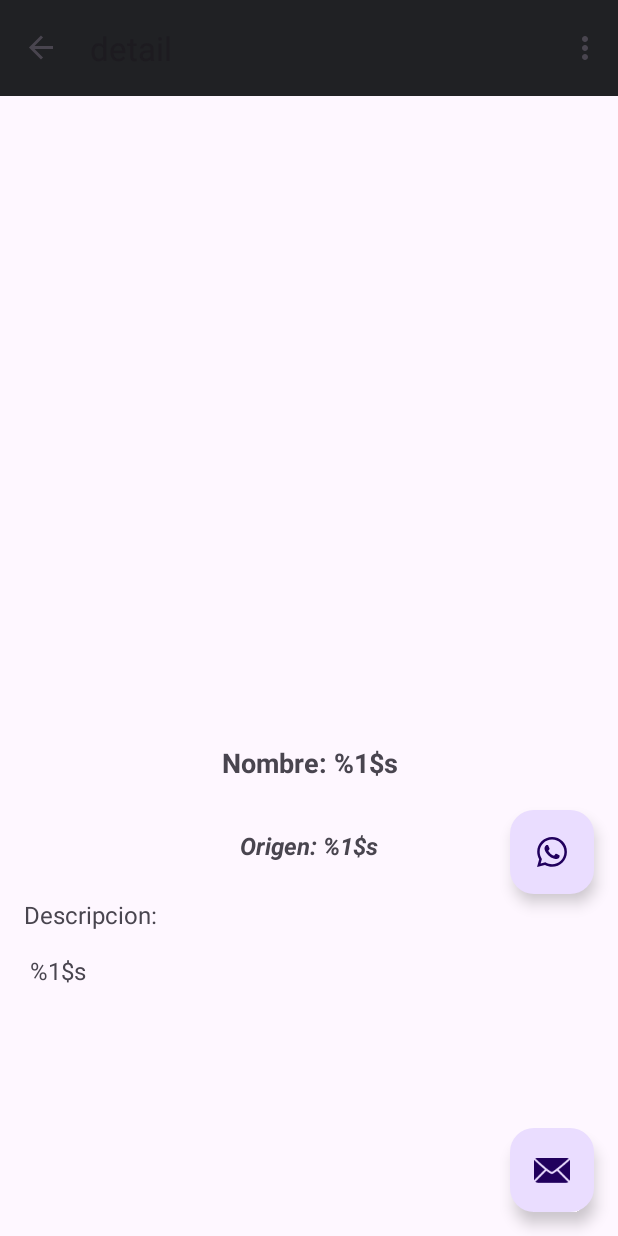
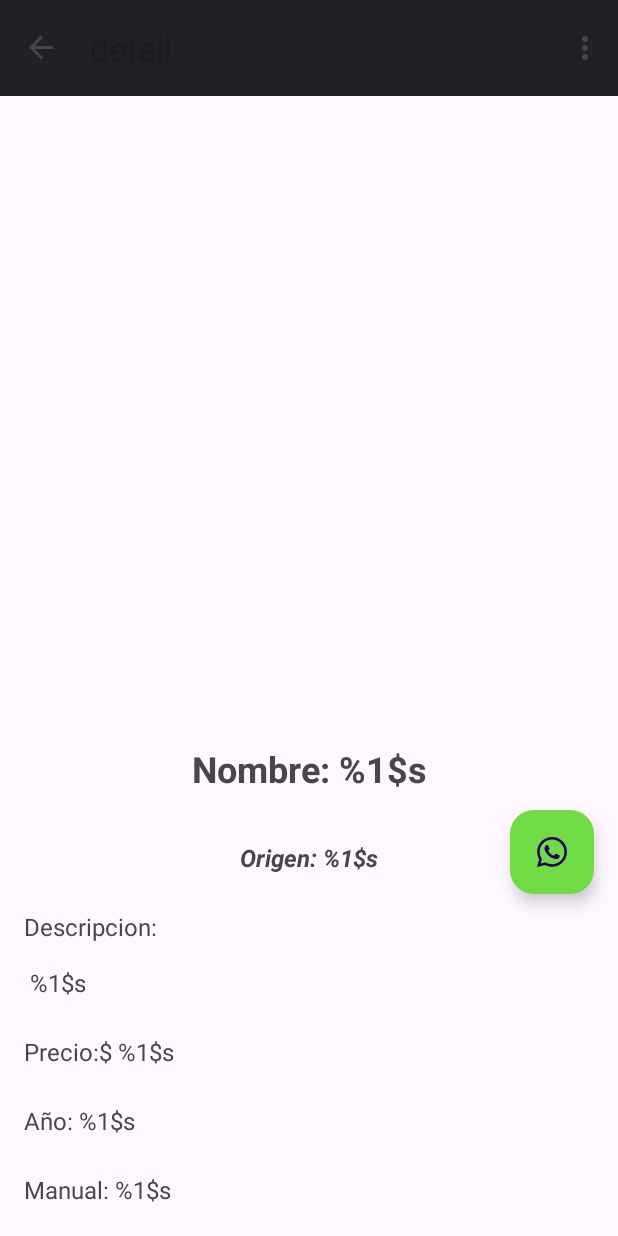
Before and after one commit to lalotronic/Android_Instrumentos, an Android app: the SecondFragment screen opened through its navigation route, on a phone screen of 412 x 824 dp. Run offline under Robolectric (Android 15) with nearby library versions, the light colour scheme and no system bars; our stand-ins replace Room's generated code, navigation-ui; pictures from the network do not load.

Commit message:
primera subida2

```diff
--- a/app/src/main/AndroidManifest.xml
+++ b/app/src/main/AndroidManifest.xml
@@ -7,9 +7,9 @@
         android:allowBackup="true"
         android:dataExtractionRules="@xml/data_extraction_rules"
         android:fullBackupContent="@xml/backup_rules"
-        android:icon="@mipmap/ic_launcher"
+        android:icon="@drawable/music_shop"
         android:label="@string/app_name"
-        android:roundIcon="@mipmap/ic_launcher_round"
+        android:roundIcon="@drawable/music_shopp"
         android:supportsRtl="true"
         android:theme="@style/Theme.PLANT_039"
         tools:targetApi="31">
--- a/app/src/main/java/com/example/plant_039/Model/Local/Entitys/FlowerDetails.kt
+++ b/app/src/main/java/com/example/plant_039/Model/Local/Entitys/FlowerDetails.kt
@@ -2,6 +2,7 @@ package com.example.plant_039.Model.Local.Entitys
 
 import androidx.room.Entity
 import androidx.room.PrimaryKey
+import com.google.gson.annotations.SerializedName
 
 @Entity(tableName = "Details_Flowers")
 data class FlowerDetails(
@@ -11,6 +12,8 @@ data class FlowerDetails(
     val origen: String,
     val imagenLink: String,
     val descripcion: String,
-    val precio : Float,
+    @SerializedName("Año_creacion")
+    val anioCreacion: Int,
+    val precio : Int,
     val manual : Boolean
 )
--- a/app/src/main/java/com/example/plant_039/Model/Local/Mapper.kt
+++ b/app/src/main/java/com/example/plant_039/Model/Local/Mapper.kt
@@ -14,6 +14,7 @@ fun fromInternetListFlowers(flowerList: List<ListFlowers>): List<FlowerList> {
             origen = it.origen,
             imagenLink = it.imagenLink,
             descripcion = it.descripcion,
+            anioCreacion = it.anioCreacion,
             precio = it.precio,
             manual = it.manual
         )
@@ -29,6 +30,7 @@ fun fromInternetDetailsFlowers(detailsFlower: DetailsFlower): FlowerDetails {
         origen = detailsFlower.origen,
         imagenLink = detailsFlower.imagenLink,
         descripcion = detailsFlower.descripcion,
+        anioCreacion = detailsFlower.anioCreacion,
         precio = detailsFlower.precio,
         manual = detailsFlower.manual
     )
--- a/app/src/main/java/com/example/plant_039/View/MainActivity.kt
+++ b/app/src/main/java/com/example/plant_039/View/MainActivity.kt
@@ -29,11 +29,11 @@ class MainActivity : AppCompatActivity() {
         appBarConfiguration = AppBarConfiguration(navController.graph)
         setupActionBarWithNavController(navController, appBarConfiguration)
 
-        binding.fab.setOnClickListener { view ->
+/*        binding.fab.setOnClickListener { view ->
             Snackbar.make(view, "Replace with your own action", Snackbar.LENGTH_LONG)
                 .setAction("Action", null)
                 .setAnchorView(R.id.fab).show()
-        }
+        }*/
     }
 
     override fun onCreateOptionsMenu(menu: Menu): Boolean {
--- a/app/src/main/res/drawable/whatsapp.xml
+++ b/app/src/main/res/drawable/whatsapp.xml
@@ -4,6 +4,6 @@
     android:viewportWidth="24"
     android:viewportHeight="24">
   <path
-      android:fillColor="#FF000000"
+      android:fillColor="#FFFFFF"
       android:pathData="M12.04,2C6.58,2 2.13,6.45 2.13,11.91C2.13,13.66 2.59,15.36 3.45,16.86L2.05,22L7.3,20.62C8.75,21.41 10.38,21.83 12.04,21.83C17.5,21.83 21.95,17.38 21.95,11.92C21.95,9.27 20.92,6.78 19.05,4.91C17.18,3.03 14.69,2 12.04,2M12.05,3.67C14.25,3.67 16.31,4.53 17.87,6.09C19.42,7.65 20.28,9.72 20.28,11.92C20.28,16.46 16.58,20.15 12.04,20.15C10.56,20.15 9.11,19.76 7.85,19L7.55,18.83L4.43,19.65L5.26,16.61L5.06,16.29C4.24,15 3.8,13.47 3.8,11.91C3.81,7.37 7.5,3.67 12.05,3.67M8.53,7.33C8.37,7.33 8.1,7.39 7.87,7.64C7.65,7.89 7,8.5 7,9.71C7,10.93 7.89,12.1 8,12.27C8.14,12.44 9.76,14.94 12.25,16C12.84,16.27 13.3,16.42 13.66,16.53C14.25,16.72 14.79,16.69 15.22,16.63C15.7,16.56 16.68,16.03 16.89,15.45C17.1,14.87 17.1,14.38 17.04,14.27C16.97,14.17 16.81,14.11 16.56,14C16.31,13.86 15.09,13.26 14.87,13.18C14.64,13.1 14.5,13.06 14.31,13.3C14.15,13.55 13.67,14.11 13.53,14.27C13.38,14.44 13.24,14.46 13,14.34C12.74,14.21 11.94,13.95 11,13.11C10.26,12.45 9.77,11.64 9.62,11.39C9.5,11.15 9.61,11 9.73,10.89C9.84,10.78 10,10.6 10.1,10.45C10.23,10.31 10.27,10.2 10.35,10.04C10.43,9.87 10.39,9.73 10.33,9.61C10.27,9.5 9.77,8.26 9.56,7.77C9.36,7.29 9.16,7.35 9,7.34C8.86,7.34 8.7,7.33 8.53,7.33Z"/>
 </vector>
--- a/app/src/main/res/layout/activity_main.xml
+++ b/app/src/main/res/layout/activity_main.xml
@@ -21,13 +21,13 @@
 
     <include layout="@layout/content_main" />
 
-    <com.google.android.material.floatingactionbutton.FloatingActionButton
+<!--    <com.google.android.material.floatingactionbutton.FloatingActionButton
         android:id="@+id/fab"
         android:layout_width="wrap_content"
         android:layout_height="wrap_content"
         android:layout_gravity="bottom|end"
         android:layout_marginEnd="@dimen/fab_margin"
         android:layout_marginBottom="16dp"
-        app:srcCompat="@android:drawable/ic_dialog_email" />
+        app:srcCompat="@android:drawable/ic_dialog_email" />-->
 
 </androidx.coordinatorlayout.widget.CoordinatorLayout>
--- a/app/src/main/res/layout/fragment_second.xml
+++ b/app/src/main/res/layout/fragment_second.xml
@@ -31,20 +31,20 @@
             android:layout_marginEnd="32dp"
             android:text="@string/NombreDetalles"
             android:textAlignment="center"
-            android:textSize="18sp"
+            android:textSize="24sp"
             android:textStyle="bold"
             app:layout_constraintEnd_toEndOf="parent"
             app:layout_constraintStart_toStartOf="parent"
             app:layout_constraintTop_toBottomOf="@+id/imageD" />
 
         <TextView
-            android:id="@+id/textTipoD"
+            android:id="@+id/textOrigenD"
             android:layout_width="wrap_content"
             android:layout_height="wrap_content"
             android:layout_marginStart="24dp"
             android:layout_marginTop="32dp"
             android:layout_marginEnd="24dp"
-            android:text="@string/TipoDetalles"
+            android:text="@string/OrigenDetalles"
             android:textAlignment="center"
             android:textSize="16sp"
             android:textStyle="bold|italic"
@@ -61,11 +61,48 @@
             android:layout_marginEnd="16dp"
             android:text="@string/DescripcionDetalles"
             android:textSize="16sp"
-            app:layout_constraintBottom_toBottomOf="parent"
             app:layout_constraintEnd_toEndOf="parent"
             app:layout_constraintStart_toStartOf="parent"
-            app:layout_constraintTop_toBottomOf="@id/textTipoD" />
+            app:layout_constraintTop_toBottomOf="@id/textOrigenD" />
 
+        <TextView
+            android:id="@+id/textPrecio"
+            android:layout_width="match_parent"
+            android:layout_height="wrap_content"
+            android:layout_marginStart="16dp"
+            android:layout_marginTop="24dp"
+            android:layout_marginEnd="16dp"
+            android:text="@string/PrecioRv"
+            android:textSize="16sp"
+            app:layout_constraintEnd_toEndOf="parent"
+            app:layout_constraintStart_toStartOf="parent"
+            app:layout_constraintTop_toBottomOf="@id/textDescripcionD" />
+
+        <TextView
+            android:id="@+id/textAnioCreacionE"
+            android:layout_width="match_parent"
+            android:layout_height="wrap_content"
+            android:layout_marginStart="16dp"
+            android:layout_marginTop="24dp"
+            android:layout_marginEnd="16dp"
+            android:text="@string/AnioCreacion"
+            android:textSize="16sp"
+            app:layout_constraintEnd_toEndOf="parent"
+            app:layout_constraintStart_toStartOf="parent"
+            app:layout_constraintTop_toBottomOf="@id/textPrecio" />
+
+        <TextView
+            android:id="@+id/textManual"
+            android:layout_width="match_parent"
+            android:layout_height="wrap_content"
+            android:layout_marginStart="16dp"
+            android:layout_marginTop="24dp"
+            android:layout_marginEnd="16dp"
+            android:text="@string/ManualDesc"
+            android:textSize="16sp"
+            app:layout_constraintEnd_toEndOf="parent"
+            app:layout_constraintStart_toStartOf="parent"
+            app:layout_constraintTop_toBottomOf="@id/textAnioCreacionE" />
 
         <com.google.android.material.floatingactionbutton.FloatingActionButton
             android:id="@+id/fab"
@@ -77,6 +114,7 @@
             app:layout_constraintEnd_toEndOf="parent"
             app:layout_constraintTop_toBottomOf="@+id/imageD"
             app:srcCompat="@drawable/whatsapp"
+            app:backgroundTint="@color/verde"
             android:importantForAccessibility="no" />
 
     </androidx.constraintlayout.widget.ConstraintLayout>
--- a/app/src/main/res/values/colors.xml
+++ b/app/src/main/res/values/colors.xml
@@ -9,4 +9,5 @@
     <color name="PrimaryVariant">#6492C3</color>
     <color name="Secondary">#F8E293</color>
     <color name="SecondaryVariant">#F8D663</color>
+    <color name="verde">#70DB44</color>
 </resources>
--- a/app/src/main/res/values/strings.xml
+++ b/app/src/main/res/values/strings.xml
@@ -6,13 +6,15 @@
     <string name="next">Next</string>
     <string name="previous">Previous</string>
     <!-- Strings used for fragments for navigation -->
-    <string name="first_fragment_label">Lista de Plantas</string>
+    <string name="first_fragment_label">Tienda de Instrumentos musicales</string>
     <string name="second_fragment_label">detail</string>
     <string name="NombreRv">Nombre:  %1$s </string>
     <string name="PrecioRv">Precio:$  %1$s  </string>
     <string name="NombreDetalles">Nombre:  %1$s  </string>
-    <string name="TipoDetalles">Origen:  %1$s  </string>
+    <string name="OrigenDetalles">Origen:  %1$s  </string>
     <string name="DescripcionDetalles">Descripcion: \n\n %1$s </string>
+    <string name="AnioCreacion">Año:  %1$s  </string>
+    <string name="ManualDesc">Manual:  %1$s  </string>
 
 
 
```
Also changed, not shown: app/src/main/java/com/example/plant_039/Model/Local/Entitys/FlowerList.kt (+6 -2 lines), app/src/main/java/com/example/plant_039/Model/Remote/FromInternet/DetailsFlower.kt (+4 -7 lines), app/src/main/java/com/example/plant_039/Model/Remote/FromInternet/ListFlowers.kt (+5 -6 lines), app/src/main/java/com/example/plant_039/View/SecondFragment.kt (+21 -2 lines), app/src/main/res/drawable-mdpi/music_shopp.jpg (added), app/src/main/res/drawable/music_shop.png (added).
